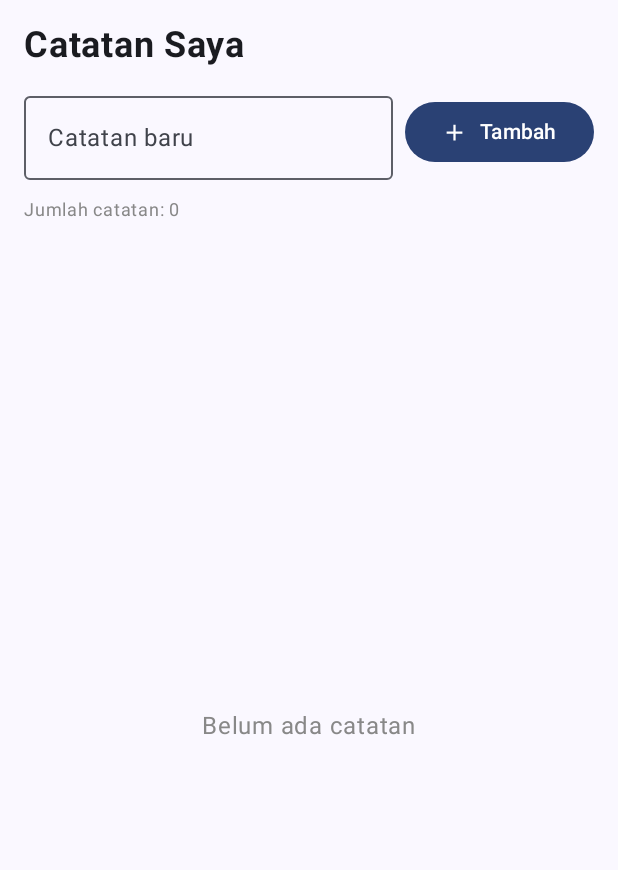
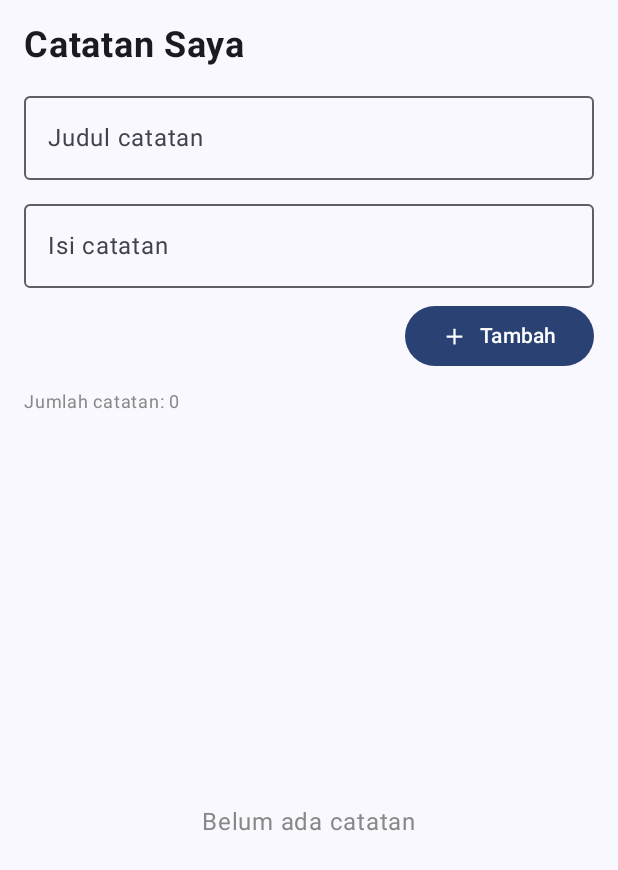
Before and after one commit to adelardotsabat/NotesApp, an Android app built with Jetpack Compose: the screen it shows after launch (MainActivity), after a tap on "Tambah", on a phone screen of 412 x 824 dp. Shown: the top 870 px of the screen. Run offline under Robolectric (Android 15) with nearby library versions, the phone set to English and light mode, and no system bars; our stand-ins replace Room's generated code.

Commit message:
feat: implement CRUD notes app with title and note fields

```diff
--- a/app/src/main/java/com/example/notesapp/AppDatabase.kt
+++ b/app/src/main/java/com/example/notesapp/AppDatabase.kt
@@ -5,7 +5,7 @@ import androidx.room.Database
 import androidx.room.Room
 import androidx.room.RoomDatabase
 
-@Database(entities = [Note::class], version = 1, exportSchema = false)
+@Database(entities = [Note::class], version = 2, exportSchema = false) // <-- version jadi 2
 abstract class AppDatabase : RoomDatabase() {
     abstract fun noteDao(): NoteDao
 
@@ -15,11 +15,15 @@ abstract class AppDatabase : RoomDatabase() {
 
         fun getInstance(context: Context): AppDatabase {
             return INSTANCE ?: synchronized(this) {
-                Room.databaseBuilder(
+                val instance = Room.databaseBuilder(
                     context.applicationContext,
                     AppDatabase::class.java,
                     "notes.db"
-                ).build().also { INSTANCE = it }
+                )
+                    .fallbackToDestructiveMigration() // <-- Tambahkan ini agar tidak crash saat skema berubah
+                    .build()
+                INSTANCE = instance
+                instance
             }
         }
     }
--- a/app/src/main/java/com/example/notesapp/Note.kt
+++ b/app/src/main/java/com/example/notesapp/Note.kt
@@ -6,6 +6,7 @@ import androidx.room.PrimaryKey
 @Entity(tableName = "notes")
 data class Note(
     @PrimaryKey(autoGenerate = true)
-    val id: Long = 0L,
-    val title: String
+    val id: Long = 0,
+    val title: String,
+    val note: String
 )
--- a/app/src/main/java/com/example/notesapp/NotesScreen.kt
+++ b/app/src/main/java/com/example/notesapp/NotesScreen.kt
@@ -27,9 +27,12 @@ fun NotesScreen(
     vm: NotesViewModel = viewModel()
 ) {
     val notes by vm.notes.collectAsState()
-    var input by rememberSaveable { mutableStateOf("") }
+    var titleInput by rememberSaveable { mutableStateOf("") }
+    var noteInput by rememberSaveable { mutableStateOf("") }
+
     var editingId by rememberSaveable { mutableStateOf<Long?>(null) }
-    var editingText by rememberSaveable { mutableStateOf("") }
+    var editingTitle by rememberSaveable { mutableStateOf("") }
+    var editingNote by rememberSaveable { mutableStateOf("") }
 
     Column(
         modifier = modifier
@@ -39,23 +42,32 @@ fun NotesScreen(
         Text(text = "Catatan Saya", fontSize = 24.sp, fontWeight = FontWeight.Bold)
         Spacer(Modifier.height(12.dp))
 
-        // Form input (CREATE)
-        Row(
+        // Form input (CREATE: Title & Note)
+        Column(
             modifier = Modifier.fillMaxWidth(),
-            verticalAlignment = Alignment.CenterVertically,
-            horizontalArrangement = Arrangement.spacedBy(8.dp)
+            verticalArrangement = Arrangement.spacedBy(8.dp)
         ) {
             OutlinedTextField(
-                value = input,
-                onValueChange = { input = it },
-                label = { Text("Catatan baru") },
+                value = titleInput,
+                onValueChange = { titleInput = it },
+                label = { Text("Judul catatan") },
                 singleLine = true,
-                modifier = Modifier.weight(1f)
+                modifier = Modifier.fillMaxWidth()
             )
-            Button(onClick = {
-                vm.addNote(input)
-                input = ""
-            }) {
+            OutlinedTextField(
+                value = noteInput,
+                onValueChange = { noteInput = it },
+                label = { Text("Isi catatan") },
+                modifier = Modifier.fillMaxWidth()
+            )
+            Button(
+                onClick = {
+                    vm.addNote(titleInput, noteInput)
+                    titleInput = ""
+                    noteInput = ""
+                },
+                modifier = Modifier.align(Alignment.End)
+            ) {
                 Icon(
                     painter = painterResource(R.drawable.ic_add),
                     contentDescription = null,
@@ -83,10 +95,12 @@ fun NotesScreen(
                 items(notes, key = { it.id }) { note ->
                     if (editingId == note.id) {
                         NoteItemEditing(
-                            text = editingText,
-                            onTextChange = { editingText = it },
+                            title = editingTitle,
+                            noteText = editingNote,
+                            onTitleChange = { editingTitle = it },
+                            onNoteChange = { editingNote = it },
                             onSave = {
-                                vm.updateNote(note, editingText)
+                                vm.updateNote(note, editingTitle, editingNote)
                                 editingId = null
                             },
                             onCancel = {
@@ -98,7 +112,8 @@ fun NotesScreen(
                             note = note,
                             onEdit = {
                                 editingId = note.id
-                                editingText = note.title
+                                editingTitle = note.title
+                                editingNote = note.note
                             },
                             onDelete = { vm.deleteNote(note) }
                         )
@@ -109,6 +124,7 @@ fun NotesScreen(
         }
     }
 }
+
 @Composable
 fun NoteItem(
     note: Note,
@@ -116,8 +132,9 @@ fun NoteItem(
     onDelete: () -> Unit = {}
 ) {
     ListItem(
-        headlineContent = { Text(note.title) },
-        supportingContent = { Text("ID: ${note.id}") },
+        overlineContent = { Text("ID: ${note.id}") },
+        headlineContent = { Text(note.title, fontWeight = FontWeight.SemiBold) },
+        supportingContent = { Text(note.note) },
         trailingContent = {
             Row {
                 IconButton(onClick = onEdit) {
@@ -141,8 +158,10 @@ fun NoteItem(
 
 @Composable
 fun NoteItemEditing(
-    text: String,
-    onTextChange: (String) -> Unit,
+    title: String,
+    noteText: String,
+    onTitleChange: (String) -> Unit,
+    onNoteChange: (String) -> Unit,
     onSave: () -> Unit,
     onCancel: () -> Unit
 ) {
@@ -150,15 +169,27 @@ fun NoteItemEditing(
         modifier = Modifier
             .fillMaxWidth()
             .padding(vertical = 8.dp),
-        verticalAlignment = Alignment.CenterVertically
+        verticalAlignment = Alignment.CenterVertically,
+        horizontalArrangement = Arrangement.spacedBy(8.dp)
     ) {
-        OutlinedTextField(
-            value = text,
-            onValueChange = onTextChange,
-            label = { Text("Ubah catatan") },
-            singleLine = true,
-            modifier = Modifier.weight(1f)
-        )
+        Column(
+            modifier = Modifier.weight(1f),
+            verticalArrangement = Arrangement.spacedBy(6.dp)
+        ) {
+            OutlinedTextField(
+                value = title,
+                onValueChange = onTitleChange,
+                label = { Text("Ubah judul") },
+                singleLine = true,
+                modifier = Modifier.fillMaxWidth()
+            )
+            OutlinedTextField(
+                value = noteText,
+                onValueChange = onNoteChange,
+                label = { Text("Ubah isi catatan") },
+                modifier = Modifier.fillMaxWidth()
+            )
+        }
         IconButton(onClick = onSave) {
             Icon(
                 painterResource(R.drawable.ic_check),
@@ -179,6 +210,6 @@ fun NoteItemEditing(
 @Composable
 fun NoteItemPreview() {
     NotesAppTheme {
-        NoteItem(note = Note(id = 1, title = "Belajar Room Database"))
+        NoteItem(note = Note(id = 1, title = "Belajar Room", note = "Implementasi CRUD dengan Jetpack Compose"))
     }
 }
--- a/app/src/main/java/com/example/notesapp/NotesViewModel.kt
+++ b/app/src/main/java/com/example/notesapp/NotesViewModel.kt
@@ -21,17 +21,24 @@ class NotesViewModel(application: Application) : AndroidViewModel(application) {
         )
 
     // CREATE
-    fun addNote(title: String) {
-        val text = title.trim()
-        if (text.isEmpty()) return
-        viewModelScope.launch { dao.insert(Note(title = text)) }
+// CREATE
+    fun addNote(title: String, noteContent: String) {
+        val cleanTitle = title.trim()
+        val cleanNote = noteContent.trim()
+        if (cleanTitle.isEmpty() && cleanNote.isEmpty()) return
+        viewModelScope.launch {
+            dao.insert(Note(title = cleanTitle, note = cleanNote))
+        }
     }
 
     // UPDATE
-    fun updateNote(note: Note, newTitle: String) {
-        val text = newTitle.trim()
-        if (text.isEmpty()) return
-        viewModelScope.launch { dao.update(note.copy(title = text)) }
+    fun updateNote(note: Note, newTitle: String, newNoteContent: String) {
+        val cleanTitle = newTitle.trim()
+        val cleanNote = newNoteContent.trim()
+        if (cleanTitle.isEmpty() && cleanNote.isEmpty()) return
+        viewModelScope.launch {
+            dao.update(note.copy(title = cleanTitle, note = cleanNote))
+        }
     }
 
     // DELETE
```
